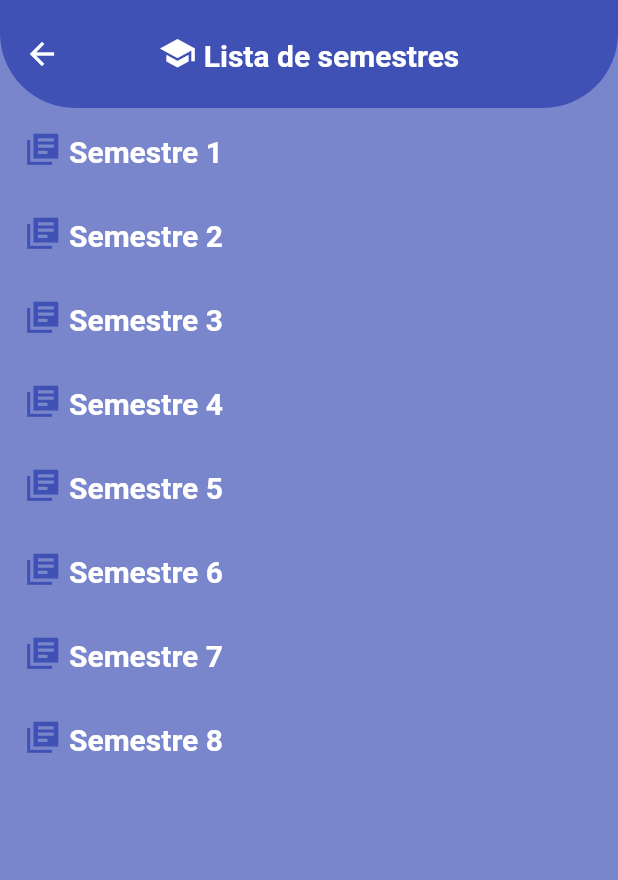
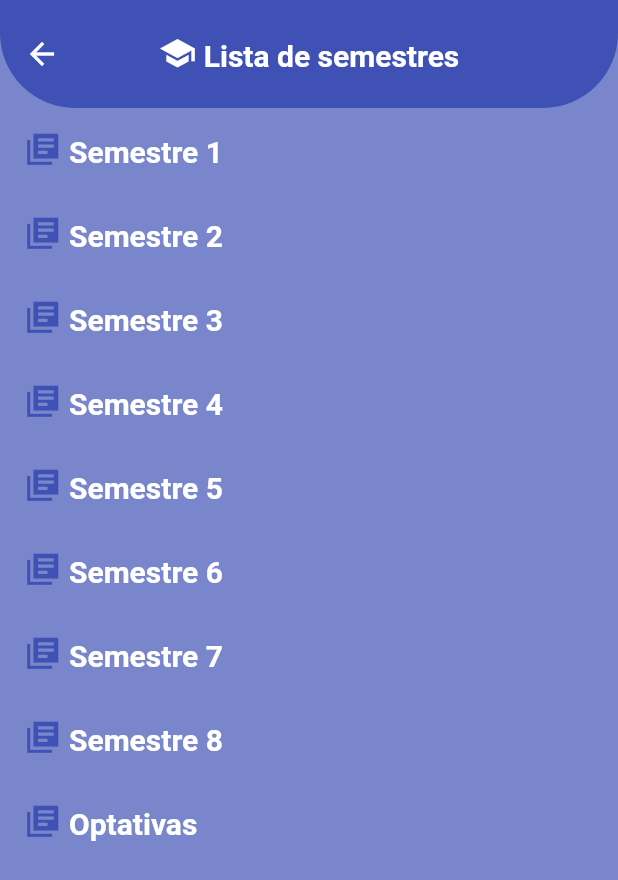
Before and after one commit to carlosmcnt/grade-flutter, a Flutter app: the CourseViewScreen screen opened directly, on a phone screen of 412 x 824 dp. Shown: the top 880 px of the screen. Run offline on Flutter 3.47's test engine with Material 2 defaults, Android fonts, the phone set to English and light mode, and no system bars; our stand-ins replace firebase_auth, firebase_core, sqflite; accounts and stored records are empty.

Commit message:
Carga em banco e optativas

```diff
--- a/lib/screens/course_view_screen.dart
+++ b/lib/screens/course_view_screen.dart
@@ -32,6 +32,7 @@ class CourseViewScreenState extends State<CourseViewScreen>{
     {"Semestre 6": 6},
     {"Semestre 7": 7},
     {"Semestre 8": 8},
+    {"Optativas": 0}
   ];
 
   final CourseDao courseDao = CourseDao();
```
Also changed, not shown: lib/screens/course_list.dart (+7 -1 lines), 1 other file.
